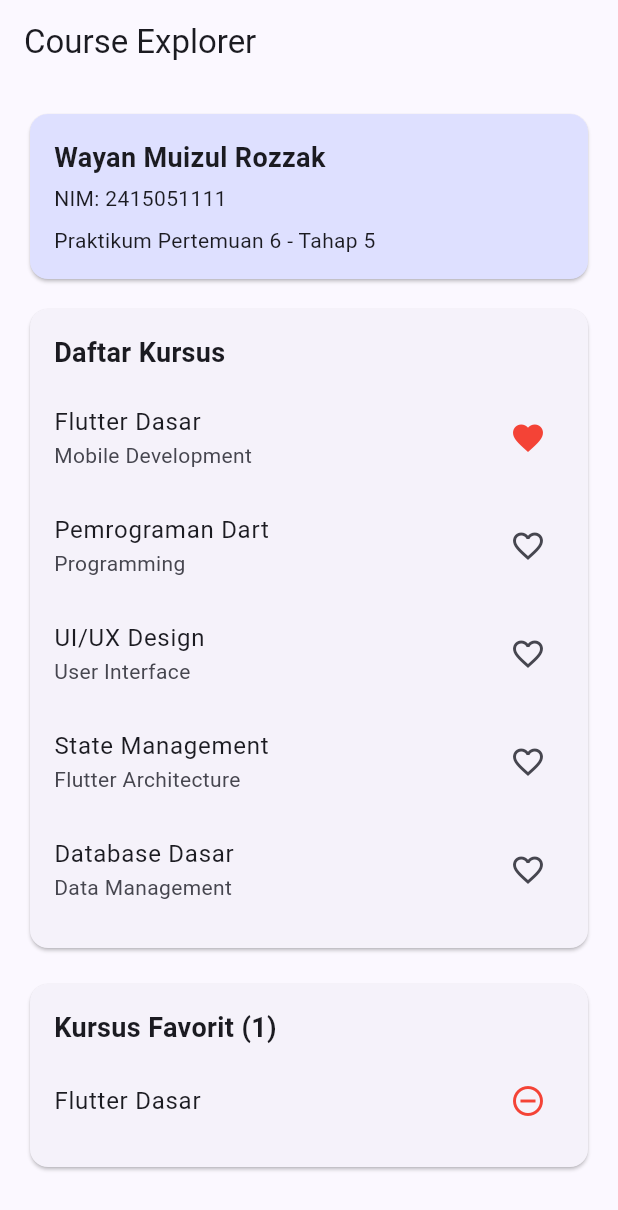
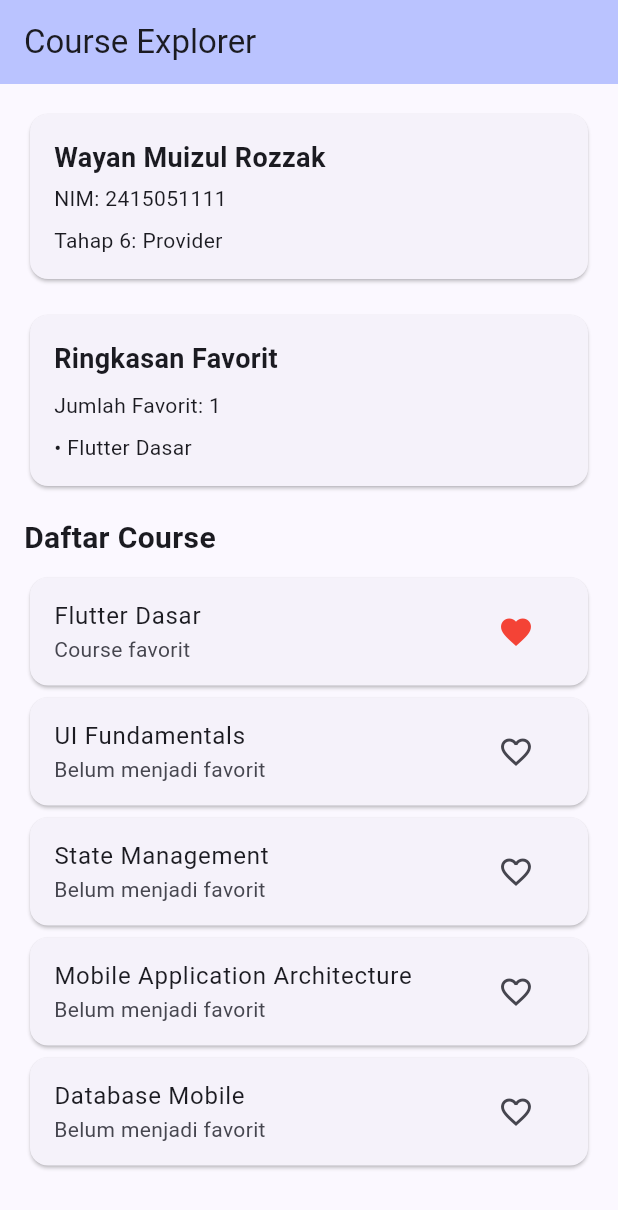
Before and after one commit to wayanrozzak/flutter-pertemuan-6, a Flutter app: the screen it shows after launch, after a tap on the "favorite outline" icon, on a phone screen of 412 x 824 dp. Shown: the top 1210 px of the screen. Run offline on Flutter 3.47's test engine with Material 3 defaults, Android fonts, the phone set to English and light mode, and no system bars.

Commit message:
Pasang Provider pada aplikasi

```diff
--- a/lib/course_state.dart
+++ b/lib/course_state.dart
@@ -2,17 +2,19 @@
 import 'package:flutter/foundation.dart';
 
 class CourseState extends ChangeNotifier {
-  final Set<String> favorites = {};
+  final Set<String> _favorites = {};
 
-  bool isFavorite(String id) {
-    return favorites.contains(id);
+  Set<String> get favorites => Set.unmodifiable(_favorites);
+
+  bool isFavorite(String course) {
+    return _favorites.contains(course);
   }
 
-  void toggleFavorite(String id) {
-    if (favorites.contains(id)) {
-      favorites.remove(id);
+  void toggleFavorite(String course) {
+    if (_favorites.contains(course)) {
+      _favorites.remove(course);
     } else {
-      favorites.add(id);
+      _favorites.add(course);
     }
 
     notifyListeners();
--- a/lib/main.dart
+++ b/lib/main.dart
@@ -1,21 +1,17 @@
 
 import 'package:flutter/material.dart';
+import 'package:provider/provider.dart';
+
 import 'course_state.dart';
 
 void main() {
-  runApp(const CourseExplorerApp());
+  runApp(
+    ChangeNotifierProvider(
+      create: (_) => CourseState(),
+      child: const CourseExplorerApp(),
+    ),
+  );
 }
-
-const String studentName = 'Wayan Muizul Rozzak';
-const String studentId = '2415051111';
-
-const List<Map<String, String>> courses = [
-  {'id': '1', 'title': 'Flutter Dasar', 'category': 'Mobile Development'},
-  {'id': '2', 'title': 'Pemrograman Dart', 'category': 'Programming'},
-  {'id': '3', 'title': 'UI/UX Design', 'category': 'User Interface'},
-  {'id': '4', 'title': 'State Management', 'category': 'Flutter Architecture'},
-  {'id': '5', 'title': 'Database Dasar', 'category': 'Data Management'},
-];
 
 class CourseExplorerApp extends StatelessWidget {
   const CourseExplorerApp({super.key});
@@ -23,10 +19,12 @@ class CourseExplorerApp extends StatelessWidget {
   @override
   Widget build(BuildContext context) {
     return MaterialApp(
+      title: 'Course Explorer',
       debugShowCheckedModeBanner: false,
-      title: 'Course Explorer',
       theme: ThemeData(
-        colorScheme: ColorScheme.fromSeed(seedColor: Colors.indigo),
+        colorScheme: ColorScheme.fromSeed(
+          seedColor: Colors.indigo,
+        ),
         useMaterial3: true,
       ),
       home: const CourseExplorerPage(),
@@ -34,164 +32,122 @@ class CourseExplorerApp extends StatelessWidget {
   }
 }
 
-class CourseExplorerPage extends StatefulWidget {
+class CourseExplorerPage extends StatelessWidget {
   const CourseExplorerPage({super.key});
 
-  @override
-  State<CourseExplorerPage> createState() => _CourseExplorerPageState();
-}
-
-class _CourseExplorerPageState extends State<CourseExplorerPage> {
-  // Satu object state digunakan oleh kedua bagian UI.
-  late final CourseState courseState;
-
-  @override
-  void initState() {
-    super.initState();
-    courseState = CourseState();
-  }
-
-  @override
-  void dispose() {
-    courseState.dispose();
-    super.dispose();
-  }
+  static const List<String> courses = [
+    'Flutter Dasar',
+    'UI Fundamentals',
+    'State Management',
+    'Mobile Application Architecture',
+    'Database Mobile',
+  ];
 
   @override
   Widget build(BuildContext context) {
     return Scaffold(
-      appBar: AppBar(title: const Text('Course Explorer')),
-      body: ListView(
+      appBar: AppBar(
+        title: const Text('Course Explorer'),
+        backgroundColor: Theme.of(context).colorScheme.inversePrimary,
+      ),
+      body: Consumer<CourseState>(
+        builder: (context, courseState, child) {
+          final favorites = courses
+              .where((course) => courseState.isFavorite(course))
+              .toList();
+
+          return ListView(
             padding: const EdgeInsets.all(16),
             children: [
-          Card(
-            color: Theme.of(context).colorScheme.primaryContainer,
-            child: const Padding(
+              const Card(
+                child: Padding(
                   padding: EdgeInsets.all(16),
                   child: Column(
                     crossAxisAlignment: CrossAxisAlignment.start,
                     children: [
                       Text(
-                    studentName,
+                        'Wayan Muizul Rozzak',
                         style: TextStyle(
                           fontSize: 18,
                           fontWeight: FontWeight.bold,
                         ),
                       ),
                       SizedBox(height: 4),
-                  Text('NIM: $studentId'),
+                      Text('NIM: 2415051111'),
                       SizedBox(height: 8),
-                  Text('Praktikum Pertemuan 6 - Tahap 5'),
+                      Text('Tahap 6: Provider'),
                     ],
                   ),
                 ),
               ),
-          const SizedBox(height: 12),
-
-          // Listener pertama: daftar kursus.
-          AnimatedBuilder(
-            animation: courseState,
-            builder: (context, child) {
-              return Card(
+              const SizedBox(height: 16),
+              Card(
                 child: Padding(
                   padding: const EdgeInsets.all(16),
                   child: Column(
                     crossAxisAlignment: CrossAxisAlignment.start,
                     children: [
                       const Text(
-                        'Daftar Kursus',
+                        'Ringkasan Favorit',
                         style: TextStyle(
                           fontSize: 18,
                           fontWeight: FontWeight.bold,
                         ),
                       ),
                       const SizedBox(height: 8),
+                      Text('Jumlah Favorit: ${favorites.length}'),
+                      const SizedBox(height: 8),
+                      if (favorites.isEmpty)
+                        const Text('Belum ada course favorit.')
+                      else
+                        ...favorites.map(
+                          (course) => Text('• $course'),
+                        ),
+                    ],
+                  ),
+                ),
+              ),
+              const SizedBox(height: 16),
+              const Text(
+                'Daftar Course',
+                style: TextStyle(
+                  fontSize: 20,
+                  fontWeight: FontWeight.bold,
+                ),
+              ),
+              const SizedBox(height: 8),
               ...courses.map((course) {
-                        final id = course['id']!;
-                        final isFavorite = courseState.isFavorite(id);
+                final isFavorite =
+                    courseState.isFavorite(course);
 
-                        return ListTile(
-                          contentPadding: EdgeInsets.zero,
-                          title: Text(course['title']!),
-                          subtitle: Text(course['category']!),
+                return Card(
+                  child: ListTile(
+                    title: Text(course),
+                    subtitle: Text(
+                      isFavorite
+                          ? 'Course favorit'
+                          : 'Belum menjadi favorit',
+                    ),
                     trailing: IconButton(
                       tooltip: isFavorite
                           ? 'Hapus dari favorit'
-                                : 'Tambahkan ke favorit',
-                            onPressed: () {
-                              courseState.toggleFavorite(id);
-                            },
+                          : 'Tambah ke favorit',
                       icon: Icon(
                         isFavorite
                             ? Icons.favorite
                             : Icons.favorite_border,
                         color: isFavorite ? Colors.red : null,
                       ),
+                      onPressed: () {
+                        courseState.toggleFavorite(course);
+                      },
+                    ),
                   ),
                 );
               }),
             ],
-                  ),
-                ),
           );
         },
-          ),
-
-          const SizedBox(height: 16),
-
-          // Listener kedua: ringkasan favorit.
-          AnimatedBuilder(
-            animation: courseState,
-            builder: (context, child) {
-              final favoriteCourses = courses
-                  .where(
-                    (course) =>
-                        courseState.isFavorite(course['id']!),
-                  )
-                  .toList();
-
-              return Card(
-                child: Padding(
-                  padding: const EdgeInsets.all(16),
-                  child: Column(
-                    crossAxisAlignment: CrossAxisAlignment.start,
-                    children: [
-                      Text(
-                        'Kursus Favorit (${courseState.favorites.length})',
-                        style: const TextStyle(
-                          fontSize: 18,
-                          fontWeight: FontWeight.bold,
-                        ),
-                      ),
-                      const SizedBox(height: 8),
-                      if (favoriteCourses.isEmpty)
-                        const Text('Belum ada kursus favorit.')
-                      else
-                        ...favoriteCourses.map(
-                          (course) => ListTile(
-                            contentPadding: EdgeInsets.zero,
-                            title: Text(course['title']!),
-                            trailing: IconButton(
-                              tooltip: 'Hapus dari favorit',
-                              onPressed: () {
-                                courseState.toggleFavorite(
-                                  course['id']!,
-                                );
-                              },
-                              icon: const Icon(
-                                Icons.remove_circle_outline,
-                                color: Colors.red,
-                              ),
-                            ),
-                          ),
-                        ),
-                    ],
-                  ),
-                ),
-              );
-            },
-          ),
-        ],
       ),
     );
   }
--- a/pubspec.yaml
+++ b/pubspec.yaml
@@ -34,6 +34,7 @@ dependencies:
   # The following adds the Cupertino Icons font to your application.
   # Use with the CupertinoIcons class for iOS style icons.
   cupertino_icons: ^1.0.8
+  provider: ^6.1.5+1
 
 dev_dependencies:
   flutter_test:
```
Also changed, not shown: pubspec.lock. Lines whose indentation alone changed are shown as unchanged.
